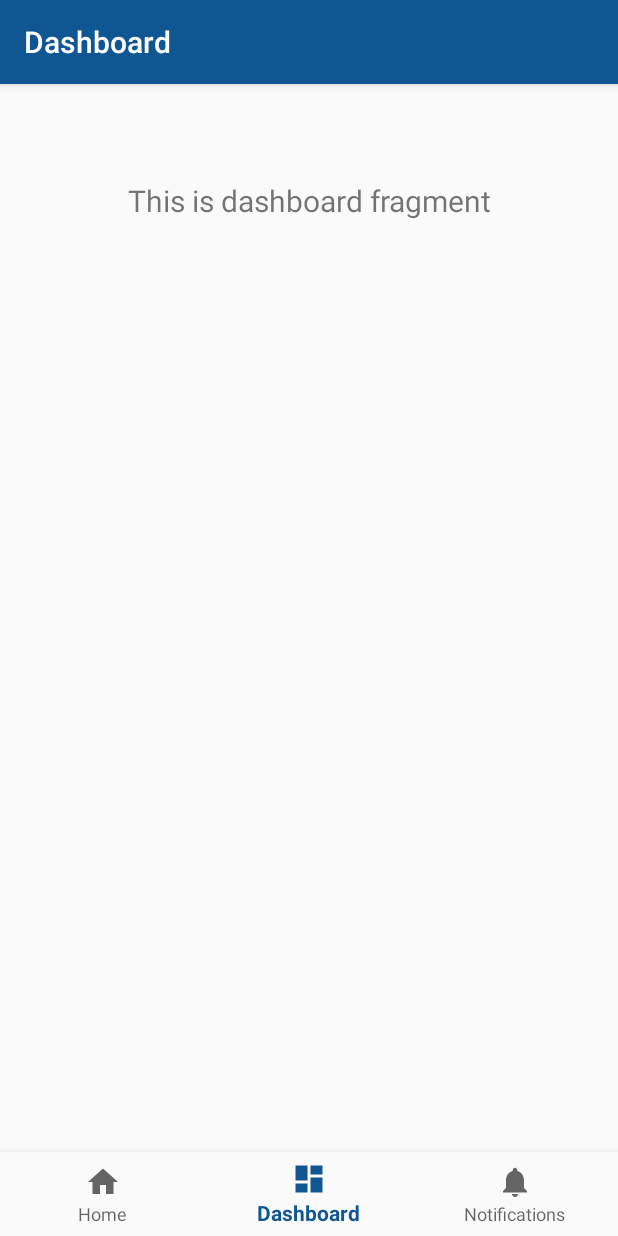
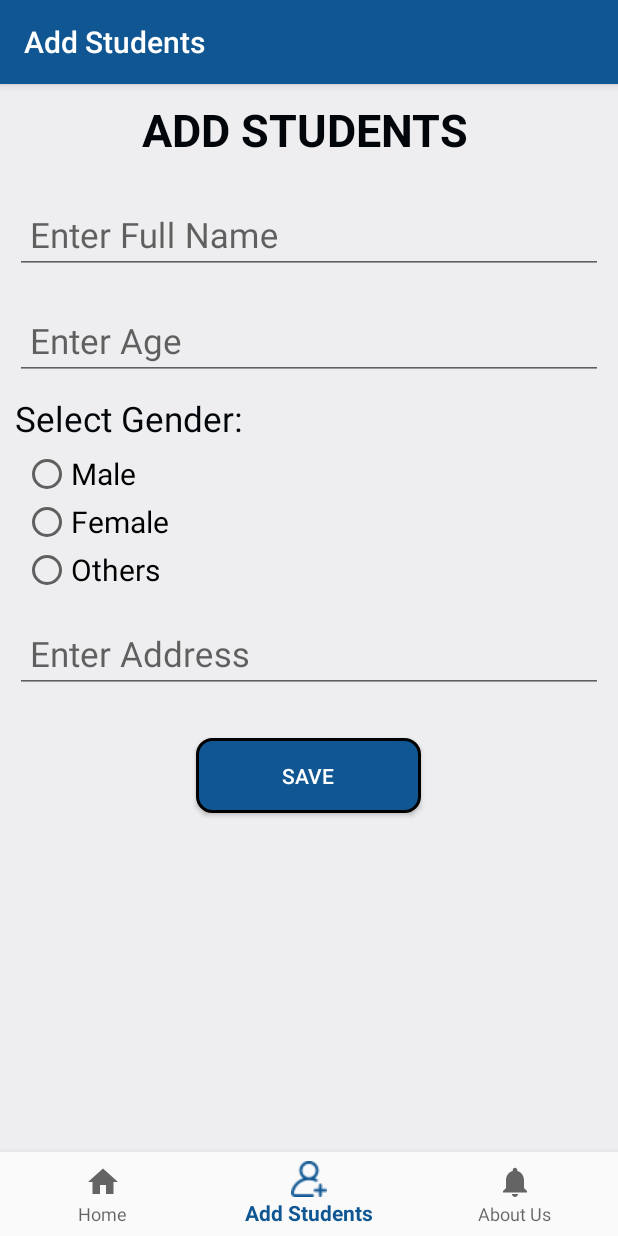
Before and after one commit to krranjik/eSoftwaricaReplica, an Android app: the Home screen opened directly, with no data from a screen before it, item 2 of the bottom bar chosen, on a phone screen of 412 x 824 dp. Run offline under Robolectric (Android 15) with nearby library versions, the phone set to English and light mode, and no system bars; our stand-ins replace navigation-ui.

Commit message:
Some Progress

```diff
--- a/app/build.gradle
+++ b/app/build.gradle
@@ -29,6 +29,7 @@ dependencies {
     implementation 'androidx.navigation:navigation-fragment:2.0.0'
     implementation 'androidx.navigation:navigation-ui:2.0.0'
     implementation 'androidx.lifecycle:lifecycle-extensions:2.0.0'
+    implementation 'androidx.legacy:legacy-support-v4:1.0.0'
     testImplementation 'junit:junit:4.12'
     androidTestImplementation 'androidx.test.ext:junit:1.1.1'
     androidTestImplementation 'androidx.test.espresso:espresso-core:3.2.0'
--- a/app/src/main/java/com/example/esoftwaricareplica/Home.java
+++ b/app/src/main/java/com/example/esoftwaricareplica/Home.java
@@ -20,7 +20,7 @@ public class Home extends AppCompatActivity {
         // Passing each menu ID as a set of Ids because each
         // menu should be considered as top level destinations.
         AppBarConfiguration appBarConfiguration = new AppBarConfiguration.Builder(
-                R.id.navigation_home, R.id.navigation_dashboard, R.id.navigation_notifications)
+                R.id.navigation_home, R.id.navigation_dashboard, R.id.navigation_students)
                 .build();
         NavController navController = Navigation.findNavController(this, R.id.nav_host_fragment);
         NavigationUI.setupActionBarWithNavController(this, navController, appBarConfiguration);
--- /dev/null
+++ b/app/src/main/java/com/example/esoftwaricareplica/adapters/StudentAdapter.java
@@ -0,0 +1,4 @@
+package com.example.esoftwaricareplica.adapters;
+
+public class StudentAdapter {
+}
--- /dev/null
+++ b/app/src/main/java/com/example/esoftwaricareplica/ui/students/StudentFragment.java
@@ -0,0 +1,105 @@
+package com.example.esoftwaricareplica.ui.students;
+
+
+import android.os.Bundle;
+
+import androidx.fragment.app.Fragment;
+
+import android.text.TextUtils;
+import android.view.LayoutInflater;
+import android.view.View;
+import android.view.ViewGroup;
+import android.widget.Button;
+import android.widget.EditText;
+import android.widget.RadioGroup;
+import android.widget.Toast;
+
+import com.example.esoftwaricareplica.R;
+
+/**
+ * A simple {@link Fragment} subclass.
+ */
+public class StudentFragment extends Fragment implements RadioGroup.OnCheckedChangeListener, View.OnClickListener {
+
+    EditText fullname, age, address;
+    RadioGroup radioGroup;
+    Button btnsave;
+    String nametxt, agetxt, addresstxt, gender;
+    View root;
+    int img;
+
+    public StudentFragment() {
+        // Required empty public constructor
+    }
+
+
+    @Override
+    public View onCreateView(LayoutInflater inflater, ViewGroup container,
+                             Bundle savedInstanceState) {
+        // Inflate the layout for this fragment
+        root = inflater.inflate(R.layout.fragment_student, container, false);
+
+        fullname = root.findViewById(R.id.fullname);
+        age = root.findViewById(R.id.age);
+        radioGroup = root.findViewById(R.id.rggender);
+        address = root.findViewById(R.id.address);
+        btnsave = root.findViewById(R.id.btnsave);
+
+        radioGroup.setOnCheckedChangeListener(this);
+        btnsave.setOnClickListener(this);
+
+        return root;
+    }
+
+
+    @Override
+    public void onCheckedChanged(RadioGroup group, int i) {
+        if (i == R.id.rbmale) {
+            gender = "Male";
+        }
+
+        if (i == R.id.rbfemale) {
+            gender = "Female";
+        }
+        if (i == R.id.others) {
+            gender = "Others";
+        }
+
+    }
+
+    @Override
+    public void onClick(View v) {
+        nametxt = fullname.getText().toString();
+        agetxt = age.getText().toString();
+        addresstxt = address.getText().toString();
+
+    }
+
+    private boolean validate() {
+        if (TextUtils.isEmpty(nametxt)) {
+            fullname.setError("Please enter your name!");
+            fullname.requestFocus();
+            return false;
+        }
+
+        if (TextUtils.isEmpty(agetxt)) {
+            age.setError("Please enter your age!");
+            age.requestFocus();
+            return false;
+        }
+
+        if (TextUtils.isEmpty(gender)) {
+            Toast.makeText(root.getContext(), "Please Select Gender", Toast.LENGTH_SHORT).show();
+            return false;
+        }
+
+        if (TextUtils.isEmpty(addresstxt)) {
+            address.setError("Please enter your address!");
+            address.requestFocus();
+            return false;
+        }
+
+        return true;
+    }
+
+}
--- a/app/src/main/res/layout/activity_home.xml
+++ b/app/src/main/res/layout/activity_home.xml
@@ -3,8 +3,7 @@
     xmlns:app="http://schemas.android.com/apk/res-auto"
     android:id="@+id/container"
     android:layout_width="match_parent"
-    android:layout_height="match_parent"
-    android:paddingTop="?attr/actionBarSize">
+    android:layout_height="match_parent">
 
     <com.google.android.material.bottomnavigation.BottomNavigationView
         android:id="@+id/nav_view"
--- /dev/null
+++ b/app/src/main/res/layout/fragment_student.xml
@@ -0,0 +1,112 @@
+<?xml version="1.0" encoding="utf-8"?>
+<LinearLayout xmlns:android="http://schemas.android.com/apk/res/android"
+    android:layout_width="match_parent"
+    android:layout_height="match_parent"
+    android:background="@color/background"
+    android:orientation="vertical"
+    android:padding="10dp">
+
+    <TextView
+        style="@style/heading"
+        android:layout_width="match_parent"
+        android:layout_height="wrap_content"
+        android:gravity="center"
+        android:paddingRight="5dp"
+        android:text="ADD STUDENTS"
+        android:layout_marginBottom="15dp"/>
+
+    <com.google.android.material.textfield.TextInputLayout
+        android:layout_width="match_parent"
+        android:layout_height="wrap_content">
+
+        <EditText
+            android:id="@+id/fullname"
+            style="@style/text"
+            android:layout_width="match_parent"
+            android:layout_height="50dp"
+            android:layout_marginBottom="10dp"
+            android:hint="Enter Full Name"
+            android:padding="10dp"
+            android:textColor="#000" />
+
+    </com.google.android.material.textfield.TextInputLayout>
+
+    <com.google.android.material.textfield.TextInputLayout
+        android:layout_width="match_parent"
+        android:layout_height="wrap_content">
+
+        <EditText
+            android:id="@+id/age"
+            style="@style/text"
+            android:layout_width="match_parent"
+            android:layout_height="50dp"
+            android:layout_marginBottom="10dp"
+            android:hint="Enter Age"
+            android:inputType="number"
+            android:padding="10dp"
+            android:textColor="#000" />
+
+    </com.google.android.material.textfield.TextInputLayout>
+
+    <TextView
+        style="@style/text"
+        android:layout_width="match_parent"
+        android:layout_height="wrap_content"
+        android:text="Select Gender:" />
+
+    <RadioGroup
+        android:id="@+id/rggender"
+        android:layout_width="match_parent"
+        android:layout_height="wrap_content"
+        android:orientation="vertical"
+        android:padding="5dp">
+
+        <RadioButton
+            android:id="@+id/rbmale"
+            android:layout_width="wrap_content"
+            android:layout_height="wrap_content"
+            android:text="Male"
+            android:textSize="20dp" />
+
+        <RadioButton
+            android:id="@+id/rbfemale"
+            android:layout_width="wrap_content"
+            android:layout_height="wrap_content"
+            android:text="Female"
+            android:textSize="20dp" />
+
+        <RadioButton
+            android:id="@+id/others"
+            android:layout_width="wrap_content"
+            android:layout_height="wrap_content"
+            android:text="Others"
+            android:textSize="20dp" />
+    </RadioGroup>
+
+    <com.google.android.material.textfield.TextInputLayout
+        android:layout_width="match_parent"
+        android:layout_height="wrap_content">
+
+        <EditText
+            android:id="@+id/address"
+            style="@style/text"
+            android:layout_width="match_parent"
+            android:layout_height="50dp"
+            android:layout_marginBottom="10dp"
+            android:hint="Enter Address"
+            android:padding="10dp"
+            android:textColor="#000" />
+
+    </com.google.android.material.textfield.TextInputLayout>
+
+    <Button
+        android:id="@+id/btnsave"
+        android:layout_width="150dp"
+        android:layout_height="50dp"
+        android:layout_gravity="center"
+        android:layout_marginTop="20dp"
+        android:background="@drawable/btnstyle"
+        android:text="Save"
+        android:textColor="#ffffff" />
+
+</LinearLayout>
--- a/app/src/main/res/menu/bottom_nav_menu.xml
+++ b/app/src/main/res/menu/bottom_nav_menu.xml
@@ -7,13 +7,14 @@
         android:title="@string/title_home" />
 
     <item
+        android:id="@+id/navigation_students"
+        android:icon="@drawable/adduser"
+        android:title="@string/title_students" />
+
+    <item
         android:id="@+id/navigation_dashboard"
-        android:icon="@drawable/ic_dashboard_black_24dp"
+        android:icon="@drawable/ic_notifications_black_24dp"
         android:title="@string/title_dashboard" />
 
-    <item
-        android:id="@+id/navigation_notifications"
-        android:icon="@drawable/ic_notifications_black_24dp"
-        android:title="@string/title_notifications" />
 
 </menu>
--- a/app/src/main/res/navigation/mobile_navigation.xml
+++ b/app/src/main/res/navigation/mobile_navigation.xml
@@ -18,8 +18,8 @@
         tools:layout="@layout/fragment_dashboard" />
 
     <fragment
-        android:id="@+id/navigation_notifications"
-        android:name="com.example.esoftwaricareplica.ui.notifications.NotificationsFragment"
-        android:label="@string/title_notifications"
-        tools:layout="@layout/fragment_notifications" />
+        android:id="@+id/navigation_students"
+        android:name="com.example.esoftwaricareplica.ui.students.StudentFragment"
+        android:label="@string/title_students"
+        tools:layout="@layout/fragment_student" />
 </navigation>
--- a/app/src/main/res/values/strings.xml
+++ b/app/src/main/res/values/strings.xml
@@ -1,7 +1,9 @@
 <resources>
-    <string name="app_name">eSoftwaricaReplica</string>
+    <string name="app_name">eSoftwarica</string>
     <string name="title_activity_home">Home</string>
     <string name="title_home">Home</string>
-    <string name="title_dashboard">Dashboard</string>
-    <string name="title_notifications">Notifications</string>
+    <string name="title_dashboard">About Us</string>
+    <string name="title_students">Add Students</string>
+
+    <!-- TODO: Remove or change this placeholder text -->
 </resources>
--- a/app/src/main/res/values/styles.xml
+++ b/app/src/main/res/values/styles.xml
@@ -9,7 +9,7 @@
     </style>
 
     <style name="heading">
-        <item name="android:textColor">@color/colorPrimaryDark</item>
+        <item name="android:textColor">@color/colorAccent</item>
         <item name="android:textSize">30dp</item>
         <item name="android:textStyle">bold</item>
     </style>
@@ -21,7 +21,7 @@
     </style>
 
     <style name="text">
-        <item name="android:textColor">@color/colorPrimaryDark</item>
+        <item name="android:textColor">@color/colorAccent</item>
         <item name="android:textSize">23dp</item>
 
     </style>
```
Also changed, not shown: app/src/main/java/com/example/esoftwaricareplica/models/Students.java (added, +35 -0 lines), app/src/main/java/com/example/esoftwaricareplica/ui/notifications/NotificationsFragment.java (deleted, +0 -35 lines), app/src/main/java/com/example/esoftwaricareplica/ui/notifications/NotificationsViewModel.java (deleted, +0 -19 lines), app/src/main/res/drawable-v24/adduser.png (added), app/src/main/res/drawable-v24/female.png (added), app/src/main/res/drawable-v24/male.png (added), app/src/main/res/drawable-v24/other.png (added), app/src/main/res/drawable/btnstyle.xml (renamed from app/src/main/res/drawable-v24/btnstyle.xml).
